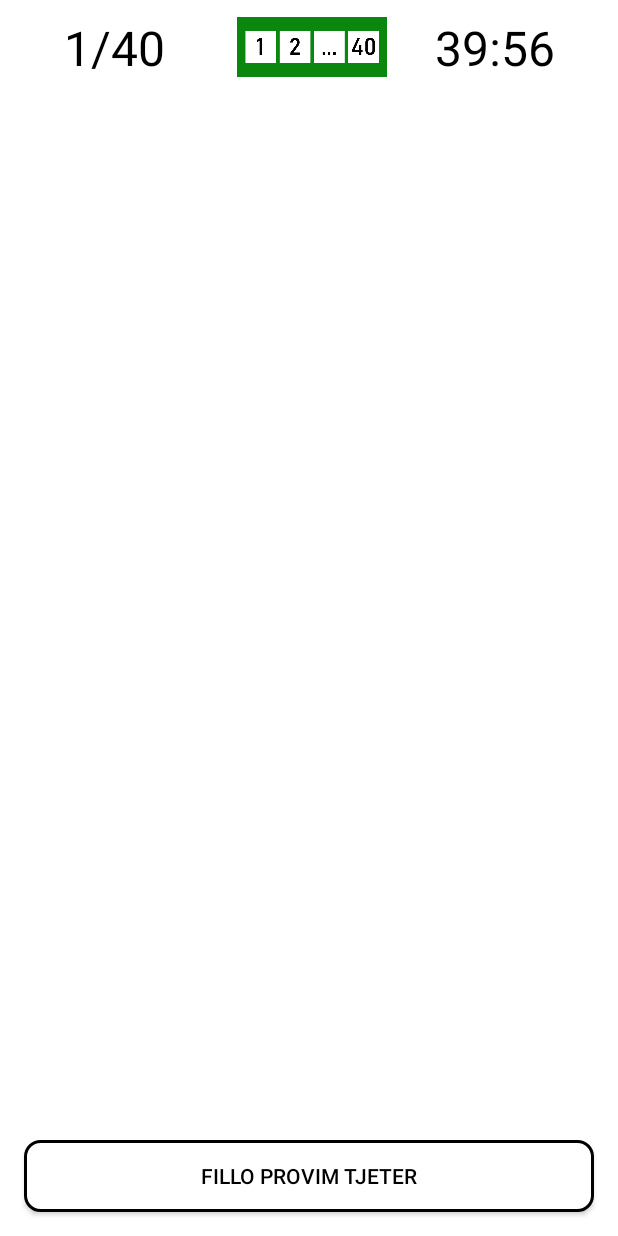
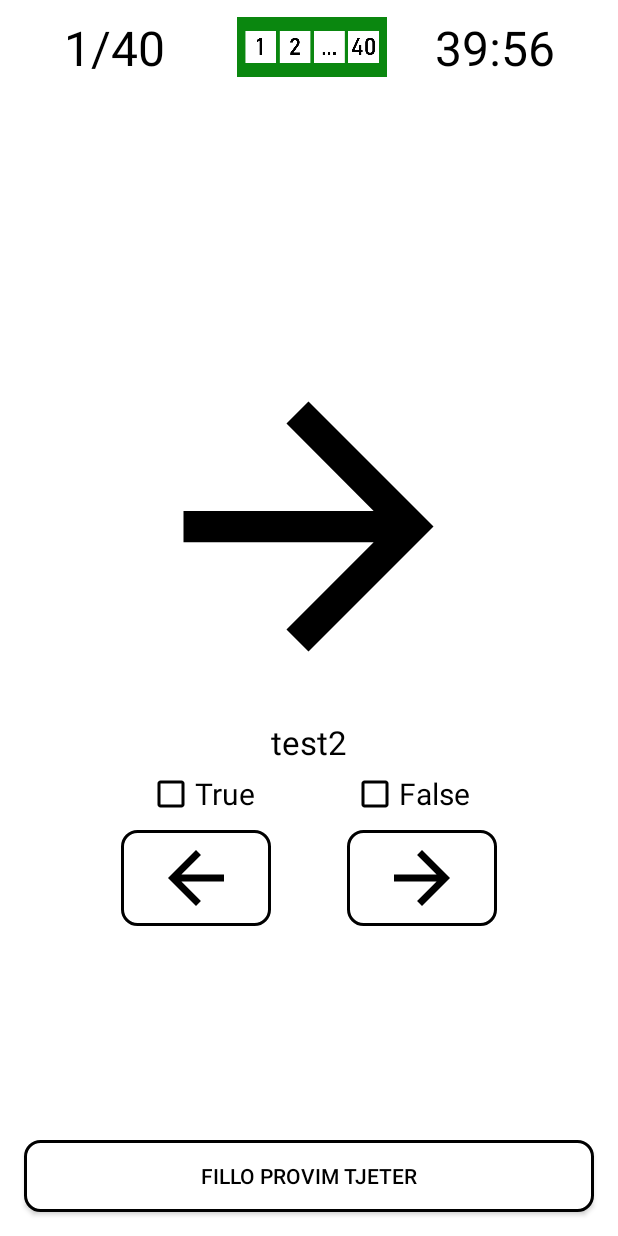
Before and after one commit to arsildo/DrivingLicenseProject, an Android app: the ExamActivity screen opened directly, with no data from a screen before it, after a tap on "RISHIKO GABIMET", on a phone screen of 412 x 824 dp. Run offline under Robolectric (Android 15) with nearby library versions, the phone set to English and light mode, and no system bars; 2 other taps on this screen came first.

Commit message:
added viewpager2 and adapter

```diff
--- a/app/src/main/java/com/drivinglicenseapk/activities/ExamActivity.kt
+++ b/app/src/main/java/com/drivinglicenseapk/activities/ExamActivity.kt
@@ -11,6 +11,8 @@ import android.os.SystemClock
 import android.widget.Chronometer
 import androidx.appcompat.app.AppCompatActivity
 import com.drivinglicenseapk.R
+import com.drivinglicenseapk.handling.QuestionData
+import com.drivinglicenseapk.handling.QuestionViewPagerAdapter
 import kotlinx.android.synthetic.main.activity_exam.*
 import kotlinx.android.synthetic.main.exam_question_list_dialog.*
 import kotlinx.android.synthetic.main.exam_result_dialog.*
@@ -21,10 +23,14 @@ class ExamActivity : AppCompatActivity(){
 
     private var ifExamAlreadyEnded = 0
 
+    private val questionData = QuestionData()
+    private val questionAdapter = QuestionViewPagerAdapter(questionData)
+
     override fun onCreate(savedInstanceState: Bundle?) {
         super.onCreate(savedInstanceState)
         setContentView(R.layout.activity_exam)
 
+        questionViewPager.adapter = questionAdapter
 
         chronometer.apply {
             base = SystemClock.elapsedRealtime()
--- /dev/null
+++ b/app/src/main/java/com/drivinglicenseapk/handling/QuestionData.kt
@@ -0,0 +1,20 @@
+package com.drivinglicenseapk.handling
+
+import com.drivinglicenseapk.R
+
+class QuestionData {
+
+    val questionStrings = arrayOf(
+        "test1",
+        "test2",
+        "test3",
+        "test4"
+    )
+    val questionImages = arrayOf(
+        R.drawable.img_overall,
+        R.drawable.ic_github,
+        R.drawable.ic_back,
+        R.drawable.ic_forward,
+    )
+
+}
--- /dev/null
+++ b/app/src/main/java/com/drivinglicenseapk/handling/QuestionViewPagerAdapter.kt
@@ -0,0 +1,30 @@
+package com.drivinglicenseapk.handling
+
+import android.view.LayoutInflater
+import android.view.View
+import android.view.ViewGroup
+import androidx.recyclerview.widget.RecyclerView
+import com.drivinglicenseapk.R
+import kotlinx.android.synthetic.main.item_question.view.*
+
+class QuestionViewPagerAdapter(private val questionData: QuestionData) :
+    RecyclerView.Adapter<QuestionViewPagerAdapter.QuestionViewPagerViewHolder>() {
+
+    inner class QuestionViewPagerViewHolder(questionView : View) : RecyclerView.ViewHolder(questionView){
+
+    }
+
+    override fun onCreateViewHolder(parent: ViewGroup, viewType: Int): QuestionViewPagerViewHolder {
+        return QuestionViewPagerViewHolder(LayoutInflater.from(parent.context).inflate(R.layout.item_question,parent,false))
+    }
+
+    override fun onBindViewHolder(holder: QuestionViewPagerViewHolder, position: Int) {
+        val currentQuestion = questionData.questionStrings[position]
+        holder.itemView.questionString.text = questionData.questionStrings.random()
+        holder.itemView.questionImage.setImageResource(questionData.questionImages.random())
+    }
+
+    override fun getItemCount() = 4
+
+
+}
--- a/app/src/main/res/layout/activity_exam.xml
+++ b/app/src/main/res/layout/activity_exam.xml
@@ -71,109 +71,14 @@
         android:id="@+id/questionViewPager"
         android:layout_width="wrap_content"
         android:layout_height="wrap_content"
-        android:orientation="vertical"
+        android:orientation="horizontal"
         android:layoutDirection="ltr"
         app:layout_constraintBottom_toTopOf="@+id/endExam"
         app:layout_constraintEnd_toEndOf="parent"
         app:layout_constraintStart_toStartOf="parent"
         app:layout_constraintTop_toBottomOf="@+id/chronometer" />
 
-    <!--
-    <LinearLayout
-        android:layout_width="wrap_content"
-        android:layout_height="wrap_content"
-        android:layout_gravity="center"
-        android:orientation="vertical"
-        android:gravity="center"
-        android:padding="4dp"
-        app:layout_constraintBottom_toTopOf="@+id/endExam"
-        app:layout_constraintEnd_toEndOf="parent"
-        app:layout_constraintStart_toStartOf="parent"
-        app:layout_constraintTop_toBottomOf="@+id/chronometer"
-        tools:ignore="HardcodedText">
 
-
-        <ImageView
-            android:id="@+id/questionImage"
-            android:layout_width="250dp"
-            android:layout_height="250dp"
-            android:contentDescription="img"
-            android:src="@drawable/img_overall" />
-
-        <TextView
-            android:id="@+id/questionString"
-            android:layout_width="wrap_content"
-            android:layout_height="wrap_content"
-            android:layout_marginTop="4dp"
-            android:layout_marginBottom="4dp"
-            android:layout_marginStart="8dp"
-            android:layout_marginEnd="8dp"
-            android:singleLine="false"
-            android:text="text"
-            android:textAllCaps="false"
-            android:textAlignment="center"
-            android:textColor="@color/black"
-            android:textSize="22sp" />
-
-        <LinearLayout
-            android:layout_width="match_parent"
-            android:layout_height="wrap_content"
-            android:gravity="center"
-            android:orientation="horizontal">
-
-            <CheckBox
-                android:id="@+id/trueCheckBox"
-                android:layout_width="wrap_content"
-                android:layout_height="wrap_content"
-                android:layout_marginEnd="32dp"
-                android:buttonTint="@color/black"
-                android:text="True"
-                android:textColor="@color/black"
-                android:textSize="20sp" />
-
-            <CheckBox
-                android:id="@+id/falseCheckBox"
-                android:layout_width="wrap_content"
-                android:layout_height="wrap_content"
-                android:layout_marginStart="32dp"
-                android:buttonTint="@color/black"
-                android:text="False"
-                android:textColor="@color/black"
-                android:textSize="20sp" />
-        </LinearLayout>
-
-        <LinearLayout
-            android:layout_width="match_parent"
-            android:layout_height="wrap_content"
-            android:layout_marginTop="8dp"
-            android:gravity="center"
-            android:orientation="horizontal">
-
-            <ImageView
-                android:id="@+id/previousQuestion"
-                android:layout_width="100dp"
-                android:layout_height="64dp"
-                android:layout_marginEnd="25dp"
-                android:background="@drawable/style_navigation"
-                android:contentDescription="backImg"
-                android:padding="4dp"
-                android:src="@drawable/ic_back" />
-
-            <ImageView
-                android:id="@+id/nextQuestion"
-                android:layout_width="100dp"
-                android:layout_height="64dp"
-                android:layout_marginStart="25dp"
-                android:background="@drawable/style_navigation"
-                android:contentDescription="backImg"
-                android:padding="4dp"
-                android:src="@drawable/ic_forward" />
-        </LinearLayout>
-
-
-    </LinearLayout>
-
-    -->
 
     <Button
         android:id="@+id/endExam"
--- a/app/src/main/res/layout/item_question.xml
+++ b/app/src/main/res/layout/item_question.xml
@@ -2,14 +2,12 @@
 <LinearLayout
     xmlns:android="http://schemas.android.com/apk/res/android"
     xmlns:tools="http://schemas.android.com/tools"
-    android:layout_width="wrap_content"
+    android:layout_width="match_parent"
     android:layout_height="match_parent"
     android:layout_gravity="center"
     android:gravity="center"
     android:orientation="vertical"
     android:padding="4dp"
-    android:layout_marginTop="64dp"
-    android:layout_marginBottom="64dp"
     android:background="@color/white"
     tools:ignore="HardcodedText">
 
@@ -37,7 +35,7 @@
         android:textSize="22sp" />
 
     <LinearLayout
-        android:layout_width="match_parent"
+        android:layout_width="wrap_content"
         android:layout_height="wrap_content"
         android:gravity="center"
         android:orientation="horizontal">
@@ -64,7 +62,7 @@
     </LinearLayout>
 
     <LinearLayout
-        android:layout_width="match_parent"
+        android:layout_width="wrap_content"
         android:layout_height="wrap_content"
         android:layout_marginTop="8dp"
         android:gravity="center"
```
